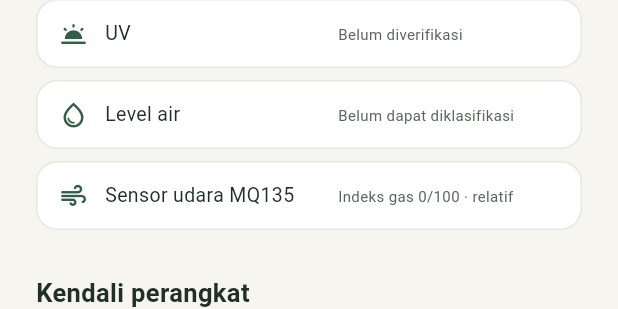
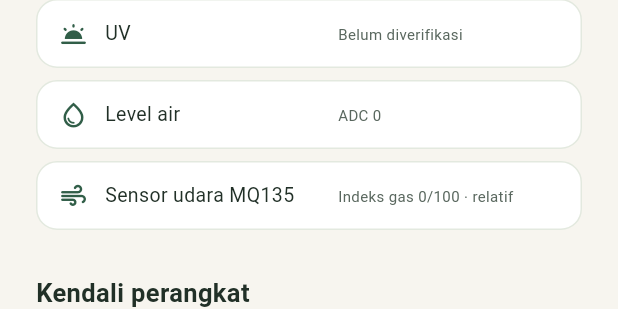
Before and after one commit to Xavier1508/Smart-Planter-IoT, a Flutter app: the DevicesPage widget shown alone on an empty page, opened directly with empty values, on a phone screen of 412 x 824 dp. Shown: the part 661-970 px from the top of the screen. Run offline on Flutter 3.47's test engine with Material 3 defaults, Android fonts, the phone set to English and light mode, and no system bars; our stand-ins replace supabase_flutter; missing offline and left inert: flutter_scene; accounts and stored records are empty.

Commit message:
Harden sensor parsing and calibrate water bands
Use median-5 readings for every ADC input, treat LDR rails as valid bright/dark extremes, accept verified zero-dry soil, tolerate damaged stream frames without dropping the link, and recalibrate water to 826-1150 with Full starting at 50 percent. Simplify the app labels to show ADC values without verbose calibration wording. Bump the app to 0.3.10+15.

```diff
--- a/mobile/lib/src/dashboard.dart
+++ b/mobile/lib/src/dashboard.dart
@@ -612,10 +612,12 @@ class _Home extends StatelessWidget {
                               : 'Belum terbaca',
                           detail: state.soilPercent != null
                               ? state.soilAdc != null
-                                    ? 'ADC ${state.soilAdc} · perkiraan'
-                                    : 'Skala belum diverifikasi'
+                                    ? 'ADC ${state.soilAdc}'
+                                    : 'Belum tersedia'
                               : state.soilAdc != null
-                              ? 'ADC ${state.soilAdc} · penyebab belum diketahui'
+                              ? state.soilAdc == 0
+                                    ? 'ADC 0 · sinyal tidak valid; pompa dikunci'
+                                    : 'ADC ${state.soilAdc} · penyebab belum diketahui'
                               : 'Menunggu sensor',
                           color: const Color(0xFF51859A),
                         ),
@@ -631,12 +633,8 @@ class _Home extends StatelessWidget {
                             WaterLevel.full => 'Full',
                             null => 'Belum terbaca',
                           },
-                          detail: state.waterLevel == WaterLevel.full
-                              ? 'Perkiraan · bisa hampir penuh'
-                              : state.waterLevel != null
-                              ? 'Perkiraan · belum terkalibrasi'
-                              : state.waterAdc != null
-                              ? 'ADC ${state.waterAdc} · belum dapat diklasifikasi'
+                          detail: state.waterAdc != null
+                              ? 'ADC ${state.waterAdc}'
                               : 'Belum tersedia',
                           color: const Color(0xFF568896),
                         ),
@@ -665,10 +663,10 @@ class _Home extends StatelessWidget {
                               : '—',
                           detail: state.lightAdc != null
                               ? state.lightPercent != null
-                                    ? 'ADC ${state.lightAdc} · perkiraan'
+                                    ? 'ADC ${state.lightAdc}'
                                     : 'ADC ${state.lightAdc} · belum dapat diestimasi'
                               : state.lightPercent != null
-                              ? 'Skala belum diverifikasi'
+                              ? 'Belum tersedia'
                               : 'Menunggu sensor',
                           color: const Color(0xFFAB843A),
                         ),
@@ -677,9 +675,7 @@ class _Home extends StatelessWidget {
                         width: constraints.maxWidth,
                         child: _Metric(
                           icon: Icons.wb_twilight_rounded,
-                          title: state.uvAdc == null
-                              ? 'UV (perkiraan)'
-                              : 'UV (skala ADC)',
+                          title: 'UV',
                           value:
                               (state.uvAdcPercent == null
                                   ? null
@@ -687,7 +683,7 @@ class _Home extends StatelessWidget {
                               state.uvIndex?.toStringAsFixed(1) ??
                               '—',
                           detail: state.uvAdc != null
-                              ? 'ADC ${state.uvAdc} · bukan indeks UV'
+                              ? 'ADC ${state.uvAdc}'
                               : state.uvIndex == null
                               ? 'Menunggu data sensor'
                               : 'Belum diverifikasi',
@@ -982,11 +978,7 @@ class _AirRow extends StatelessWidget {
             ),
           ],
           const SizedBox(height: 10),
-          Text(
-            'MQ135: gas umum (asap/VOC) · indeks relatif 0–100 terhadap '
-            'baseline sesi, bukan ppm/CO₂.',
-            style: detailStyle,
-          ),
+          Text('MQ135 · gas umum (asap/VOC)', style: detailStyle),
         ],
       ),
     );
--- a/mobile/lib/src/devices_page.dart
+++ b/mobile/lib/src/devices_page.dart
@@ -93,7 +93,9 @@ class DevicesPage extends StatelessWidget {
           status: state.soilPercent != null
               ? 'Skala belum diverifikasi'
               : state.soilAdc != null
-              ? 'Belum terbaca · ADC ${state.soilAdc}'
+              ? state.soilAdc == 0
+                    ? 'Sinyal tidak valid · ADC 0'
+                    : 'Belum terbaca · ADC ${state.soilAdc}'
               : 'Belum ada data',
         ),
         _SensorRow(
@@ -118,8 +120,8 @@ class DevicesPage extends StatelessWidget {
         _SensorRow(
           icon: Icons.water_drop_outlined,
           name: 'Level air',
-          status: state.waterLevel != null
-              ? 'Kategori perkiraan · belum terkalibrasi'
+          status: state.waterAdc != null
+              ? 'ADC ${state.waterAdc}'
               : 'Belum dapat diklasifikasi',
         ),
         _SensorRow(
--- a/mobile/lib/src/local_wifi.dart
+++ b/mobile/lib/src/local_wifi.dart
@@ -37,6 +37,7 @@ class LocalWifiController {
   final MqGasIndex _mqGas = MqGasIndex();
   int? _lastUptime;
   int _generation = 0;
+  int _invalidFrames = 0;
   bool _disposed = false;
   bool _wanted = false;
   final StreamController<void> _changes = StreamController<void>.broadcast(
@@ -136,6 +137,7 @@ class LocalWifiController {
         if (delta == 0 || delta >= 0x80000000) return true;
       }
       _lastUptime = uptime;
+      _invalidFrames = 0;
       _mqAverage.add(next.mqAdc, uptime);
       _mqGas.update(next.mqPinMillivolts);
       snapshot = next;
@@ -145,8 +147,14 @@ class LocalWifiController {
       notifyListeners();
       return !_disposed && generation == _generation;
     } catch (_) {
-      _fail(generation, 'Data Wi-Fi lokal tidak valid.');
-      return false;
+      // One damaged line should not tear down a working stream. Keep the last
+      // good sample until several consecutive frames are unusable.
+      _invalidFrames++;
+      if (_invalidFrames >= 3) {
+        _fail(generation, 'Data Wi-Fi lokal tidak valid.');
+        return false;
+      }
+      return true;
     }
   }
 
@@ -202,6 +210,7 @@ class LocalWifiController {
     _socket = null;
     _pending.clear();
     _lastUptime = null;
+    _invalidFrames = 0;
     _mqAverage.clear();
     _mqGas.reset();
   }
--- a/mobile/lib/src/plant_state.dart
+++ b/mobile/lib/src/plant_state.dart
@@ -208,7 +208,9 @@ class PlantState {
     WaterLevel? band(int? percent) {
       if (percent == null || percent < 0 || percent > 100) return null;
       if (percent < 20) return WaterLevel.low;
-      if (percent < 90) return WaterLevel.medium;
+      // The top pins are already covered around half of the 826..1150 span,
+      // so Full is a coarse display bucket, not half of the tank volume.
+      if (percent < 50) return WaterLevel.medium;
       return WaterLevel.full;
     }
 
--- a/mobile/pubspec.yaml
+++ b/mobile/pubspec.yaml
@@ -1,7 +1,7 @@
 name: smart_planter
 description: "Dashboard Android untuk Smart Planter dan karakter Moss."
 publish_to: 'none'
-version: 0.3.9+14
+version: 0.3.10+15
 
 environment:
   sdk: ^3.13.7
```
Also changed, not shown: mobile/lib/src/plant_telemetry.dart (+7 -2 lines), 6 other files.
